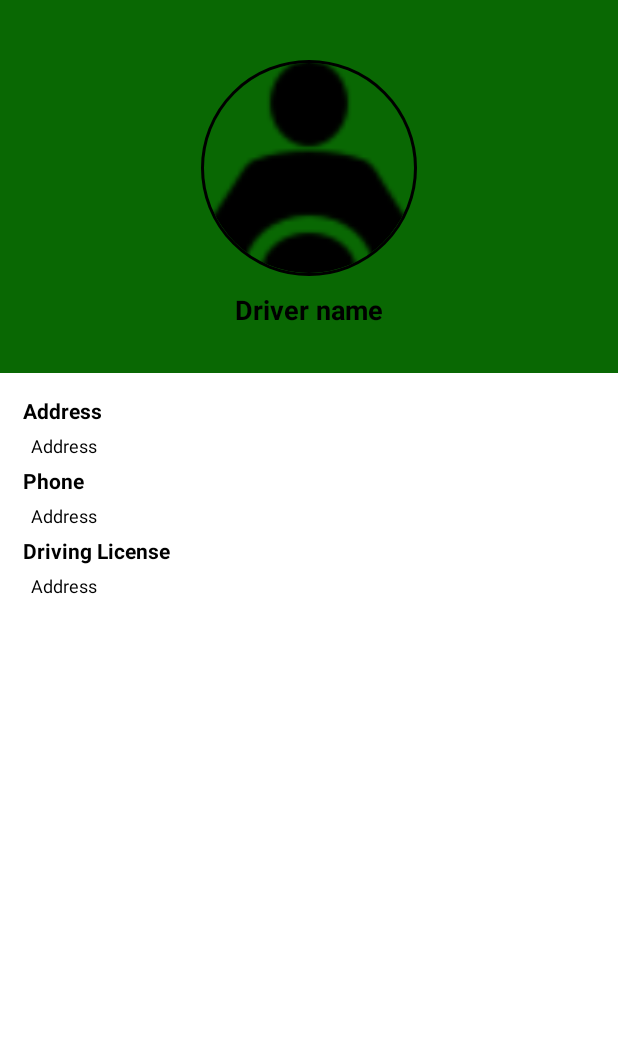
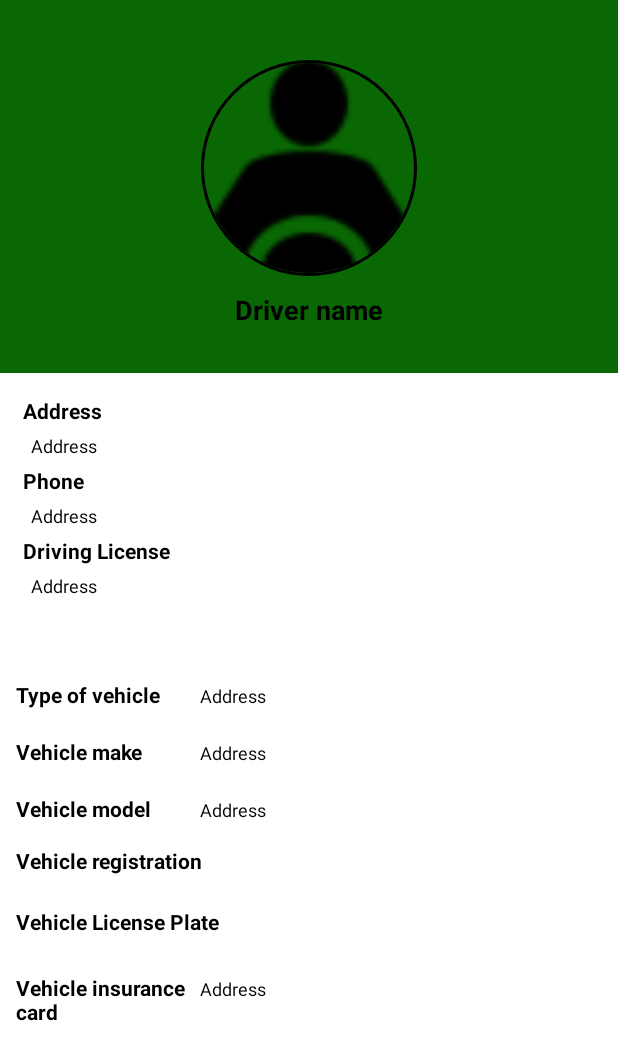
Before and after one commit to AbhiDerek/XitDriver, an Android app: the layout activity_profile_new.xml on its own in the app's theme, with its tools: preview values and no code run, on a phone screen of 412 x 824 dp. Shown: the top 1060 px of the screen. Run offline under Robolectric (Android 15) with nearby library versions, the phone set to English and light mode, and no system bars; network calls fail.

Commit message:
Pages done

```diff
--- a/app/src/main/res/layout/activity_profile.xml
+++ b/app/src/main/res/layout/activity_profile.xml
@@ -28,6 +28,7 @@
                             android:gravity="center_vertical|right"
                             android:drawablePadding="@dimen/padding_5dp"
                             android:drawableRight="@drawable/ic_edit"
+                            android:visibility="gone"
                             android:id="@+id/tv_driver_profile"/>
 
             <ImageView
@@ -214,6 +215,7 @@
                   android:layout_gravity="right"
                   android:gravity="center_vertical|right"
                   android:drawablePadding="@dimen/padding_5dp"
+                  android:visibility="gone"
                   android:drawableRight="@drawable/ic_edit"/>
 
                 <LinearLayout android:layout_width="match_parent"
--- a/app/src/main/res/layout/activity_profile_new.xml
+++ b/app/src/main/res/layout/activity_profile_new.xml
@@ -5,10 +5,22 @@
     android:layout_height="match_parent"
     android:background="@color/white">
 
+    <FrameLayout
+        android:layout_width="match_parent"
+        android:layout_height="match_parent">
+
+
+
     <LinearLayout
         android:layout_width="match_parent"
         android:layout_height="match_parent"
         android:orientation="vertical">
+
+        <LinearLayout
+            android:id="@+id/linear_profile"
+            android:layout_width="match_parent"
+            android:layout_height="wrap_content"
+            android:orientation="vertical">
 
         <LinearLayout
             android:layout_width="match_parent"
@@ -116,6 +128,27 @@
 
         </LinearLayout>
 
+        </LinearLayout>
+
+        <LinearLayout
+            android:id="@+id/linear_vehicle"
+            android:layout_width="match_parent"
+            android:layout_height="wrap_content"
+            android:orientation="vertical">
+
+            <include layout="@layout/vehicle_information"></include>
+
+        </LinearLayout>
+
     </LinearLayout>
 
+        <ProgressBar
+            android:id="@+id/progressBar"
+            android:layout_width="wrap_content"
+            android:layout_height="wrap_content"
+            android:visibility="gone"
+            android:layout_gravity="center"/>
+
+    </FrameLayout>
+
 </ScrollView>
--- a/app/src/main/res/layout/vehicle_information.xml
+++ b/app/src/main/res/layout/vehicle_information.xml
@@ -3,6 +3,7 @@
     android:orientation="vertical"
     android:layout_width="match_parent"
     android:layout_height="match_parent"
+    android:padding="@dimen/padding_5dp"
     android:background="@color/white">
 
     <LinearLayout
@@ -112,7 +113,7 @@
             android:textColor="@color/black"/>
 
         <ImageView
-            android:id="@+id/tv_vehicle_registration"
+            android:id="@+id/img_vehicle_registration"
             android:layout_width="wrap_content"
             android:layout_height="wrap_content"
             android:padding="@dimen/padding_5dp"
@@ -136,7 +137,7 @@
             android:textColor="@color/black"/>
 
         <ImageView
-            android:id="@+id/tv_vehicle_lic_plate"
+            android:id="@+id/img_vehicle_lic_plate"
             android:layout_width="wrap_content"
             android:layout_height="wrap_content"
             android:padding="@dimen/padding_5dp"
--- a/app/src/main/res/values/strings.xml
+++ b/app/src/main/res/values/strings.xml
@@ -10,6 +10,7 @@
     <string name="nav_header_subtitle">driver.email@xit.com</string>
     <string name="nav_header_desc">Navigation header</string>
     <string name="action_settings">Settings</string>
+    <string name="action_edit">Edit</string>
 
     <string name="menu_home">Home</string>
     <string name="menu_profile">Profile</string>
```
Also changed, not shown: app/src/main/java/com/app/xit/home/HomeActivity.kt (+21 -4 lines), app/src/main/java/com/app/xit/home/NewProfileFragment.kt (added, +149 -0 lines), app/src/main/java/com/app/xit/home/ProfileFragment.kt (+26 -25 lines), app/src/main/res/menu/home.xml (+4 -3 lines).
